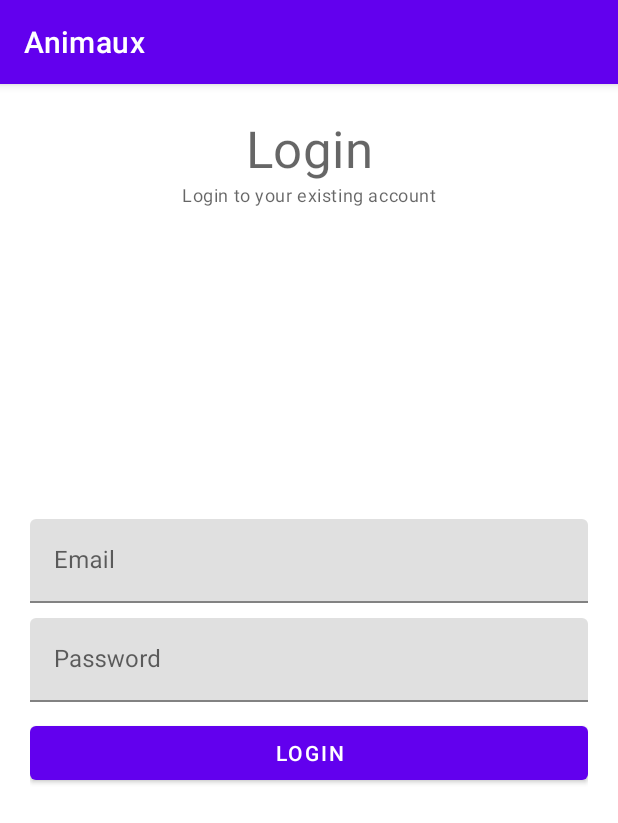
After one commit to Joktaa/Animaux, an Android app: the LoginFragment screen opened through its navigation route, on a phone screen of 412 x 824 dp. The commit adds this screen. Shown: the top 823 px of the screen. Run offline under Robolectric (Android 15) with nearby library versions, the phone set to English and light mode, and no system bars; our stand-ins replace Firebase (no records; nobody signed in at launch, a user with empty details on screens opened directly), Room's generated code; libraries missing offline, so code that uses them is left out: lombok.val; network calls fail.

Commit message:
Implémentation de firebase + authentification + affichage admin + update

```diff
--- a/app/build.gradle
+++ b/app/build.gradle
@@ -1,6 +1,7 @@
 plugins {
     id 'com.android.application'
     id("androidx.navigation.safeargs")
+    id('com.google.gms.google-services')
 }
 
 android {
@@ -30,11 +31,13 @@ android {
 
 dependencies {
     implementation 'androidx.legacy:legacy-support-v4:1.0.0'
+    implementation 'com.google.firebase:firebase-auth:19.2.0'
     def room_version = "2.3.0"
     def lifecycle_version = "2.4.0"
     def nav_version = "2.4.1"
 
-
+    implementation platform('com.google.firebase:firebase-bom:29.2.1')
+    implementation 'com.google.firebase:firebase-analytics'
     implementation 'androidx.appcompat:appcompat:1.2.0'
     implementation 'com.google.android.material:material:1.3.0'
     implementation 'androidx.constraintlayout:constraintlayout:2.0.4'
--- a/app/src/main/java/fr/jorisrouziere/animaux/fragments/AnimalsListFragment.java
+++ b/app/src/main/java/fr/jorisrouziere/animaux/fragments/AnimalsListFragment.java
@@ -8,6 +8,7 @@ import android.util.Log;
 import android.view.LayoutInflater;
 import android.view.Menu;
 import android.view.MenuInflater;
+import android.view.MenuItem;
 import android.view.View;
 import android.view.ViewGroup;
 import android.view.inputmethod.EditorInfo;
@@ -29,6 +30,8 @@ import androidx.recyclerview.widget.RecyclerView;
 
 import com.google.android.material.floatingactionbutton.FloatingActionButton;
 import com.google.android.material.snackbar.Snackbar;
+import com.google.firebase.auth.FirebaseAuth;
+import com.google.firebase.auth.FirebaseUser;
 
 import java.util.List;
 
@@ -38,9 +41,14 @@ import fr.jorisrouziere.animaux.Room.models.Animal;
 import fr.jorisrouziere.animaux.Utils.ApiUtils;
 import fr.jorisrouziere.animaux.animalsRecyclerView.AnimalsListAdapter;
 import fr.jorisrouziere.animaux.animalsRecyclerView.AnimalsViewModel;
+import fr.jorisrouziere.animaux.model.Vie;
 import lombok.val;
 
 public class AnimalsListFragment extends Fragment {
+
+    private FirebaseAuth firebaseAuth;
+    View view;
+    private Menu menu;
     public AnimalsListFragment() {}
 
     public static AnimalsListFragment newInstance() {
@@ -58,8 +66,13 @@ public class AnimalsListFragment extends Fragment {
 
     @Override
     public View onCreateView(@NonNull LayoutInflater inflater, @Nullable ViewGroup container, @Nullable Bundle savedInstanceState) {
-        View view = inflater.inflate(R.layout.fragment_list_animals, container, false);
+        view = inflater.inflate(R.layout.fragment_list_animals, container, false);
 
+        firebaseAuth = FirebaseAuth.getInstance();
+        if (!CheckUser()){
+            FloatingActionButton btnAddAnimal = view.findViewById(R.id.button_add_animal);
+            btnAddAnimal.setVisibility(View.INVISIBLE);
+        }
         RecyclerView recyclerView = view.findViewById(R.id.animals_list);
         if (!adapter.hasObservers()) {
             adapter.setHasStableIds(true);
@@ -117,9 +130,26 @@ public class AnimalsListFragment extends Fragment {
         return view;
     }
 
+    private boolean CheckUser() {
+        FirebaseUser firebaseUser = firebaseAuth.getCurrentUser();
+        boolean connected = true;
+        if (firebaseUser == null){
+            connected = false;
+        }
+        return connected;
+    }
+
+
     @Override
     public void onCreateOptionsMenu(@NonNull Menu menu, @NonNull MenuInflater inflater) {
         inflater.inflate(R.menu.search_bar, menu);
+        this.menu = menu;
+        if (!CheckUser()){
+            menu.findItem(R.id.action_logout).setVisible(false);
+        }
+        else{
+            menu.findItem(R.id.action_connexion).setVisible(false);
+        }
         super.onCreateOptionsMenu(menu, inflater);
         SearchManager searchManager = (SearchManager) getActivity().getSystemService(getContext().SEARCH_SERVICE);
         SearchView searchView = (SearchView) menu.findItem(R.id.action_search).getActionView();
@@ -147,4 +177,23 @@ public class AnimalsListFragment extends Fragment {
         });
 
     }
+    @Override
+    public boolean onOptionsItemSelected(MenuItem item){
+        int id = item.getItemId();
+
+        if (id == R.id.action_connexion){
+
+            NavController navController = NavHostFragment.findNavController(this);
+            navController.navigate(R.id.action_animalsListFragment_to_loginFragment, null,null);
+        }
+        if (id == R.id.action_logout){
+            firebaseAuth.signOut();
+            FloatingActionButton btnAddAnimal = view.findViewById(R.id.button_add_animal);
+            btnAddAnimal.setVisibility(View.INVISIBLE);
+            menu.findItem(R.id.action_connexion).setVisible(true);
+            menu.findItem(R.id.action_logout).setVisible(false);
+        }
+
+        return super.onOptionsItemSelected(item);
+    }
 }
--- /dev/null
+++ b/app/src/main/java/fr/jorisrouziere/animaux/fragments/LoginFragment.java
@@ -0,0 +1,121 @@
+package fr.jorisrouziere.animaux.fragments;
+
+import android.app.ProgressDialog;
+import android.os.Bundle;
+
+import androidx.annotation.NonNull;
+import androidx.fragment.app.Fragment;
+import androidx.navigation.NavController;
+import androidx.navigation.fragment.NavHostFragment;
+
+import android.text.TextUtils;
+import android.util.Patterns;
+import android.view.LayoutInflater;
+import android.view.View;
+import android.view.ViewGroup;
+import android.widget.Button;
+import android.widget.EditText;
+import android.widget.Toast;
+
+import com.google.android.gms.tasks.OnFailureListener;
+import com.google.android.gms.tasks.OnSuccessListener;
+import com.google.firebase.auth.AuthResult;
+import com.google.firebase.auth.FirebaseAuth;
+import com.google.firebase.auth.FirebaseUser;
+
+import fr.jorisrouziere.animaux.R;
+
+/**
+ * A simple {@link Fragment} subclass.
+ * Use the {@link LoginFragment#newInstance} factory method to
+ * create an instance of this fragment.
+ */
+public class LoginFragment extends Fragment implements View.OnClickListener{
+
+    View view;
+    Button loginBtn;
+    private String email ="", password ="";
+    private ProgressDialog progressDialog;
+    private FirebaseAuth firebaseAuth;
+
+
+    public LoginFragment() {
+        // Required empty public constructor
+    }
+
+    public static LoginFragment newInstance(String param1, String param2) {
+        LoginFragment fragment = new LoginFragment();
+        Bundle args = new Bundle();
+        fragment.setArguments(args);
+        return fragment;
+    }
+
+    @Override
+    public void onCreate(Bundle savedInstanceState) {
+        super.onCreate(savedInstanceState);
+    }
+
+    @Override
+    public View onCreateView(LayoutInflater inflater, ViewGroup container,
+                             Bundle savedInstanceState) {
+        view = inflater.inflate(R.layout.fragment_login, container, false);
+        progressDialog = new ProgressDialog(view.getContext());
+        progressDialog.setTitle("Merci de patienter");
+        progressDialog.setMessage("Connexion...");
+        progressDialog.setCanceledOnTouchOutside(false);
+        firebaseAuth = FirebaseAuth.getInstance();
+        loginBtn = view.findViewById(R.id.loginBtn);
+        loginBtn.setOnClickListener(this);
+        return view;
+    }
+
+    @Override
+    public void onClick(View v) {
+        switch(v.getId())// on run time get id what button os click and get id
+        {
+            case R.id.loginBtn:
+                validateData();
+                break;
+        }
+    }
+
+    private void validateData() {
+        EditText emailEt = view.findViewById(R.id.editEmail);
+        email = emailEt.getText().toString().trim();
+        EditText passWordEt = view.findViewById(R.id.editPassword);
+        password = passWordEt.getText().toString().trim();
+
+        if (!Patterns.EMAIL_ADDRESS.matcher(email).matches()){
+            emailEt.setError("Format invalide");
+        }
+        else if (TextUtils.isEmpty(password)){
+            passWordEt.setError("Veuillez rentrer un mot de passe");
+        }
+        else{
+            firebaseLogin();
+        }
+    }
+
+    private void firebaseLogin() {
+        progressDialog.show();
+        firebaseAuth.signInWithEmailAndPassword(email, password)
+                .addOnSuccessListener(new OnSuccessListener<AuthResult>() {
+                    @Override
+                    public void onSuccess(AuthResult authResult) {
+                        progressDialog.dismiss();
+                        FirebaseUser firebaseUser = firebaseAuth.getCurrentUser();
+                        String email = firebaseUser.getEmail();
+                        Toast.makeText(view.getContext(), "Connexion à : \n"+email, Toast.LENGTH_SHORT).show();
+                        NavController navController = NavHostFragment.findNavController(LoginFragment.this);
+                        navController.navigate(R.id.action_loginFragment_to_animalsListFragment, null,null);
+                    }
+                })
+                .addOnFailureListener(new OnFailureListener() {
+                    @Override
+                    public void onFailure(@NonNull Exception e) {
+                        progressDialog.dismiss();
+                        Toast.makeText(view.getContext(), "" +e.getMessage(), Toast.LENGTH_SHORT).show();
+                    }
+                });
+    }
+}
--- /dev/null
+++ b/app/src/main/res/layout/fragment_login.xml
@@ -0,0 +1,64 @@
+<?xml version="1.0" encoding="utf-8"?>
+<RelativeLayout xmlns:android="http://schemas.android.com/apk/res/android"
+    xmlns:tools="http://schemas.android.com/tools"
+    android:layout_width="match_parent"
+    android:layout_height="match_parent"
+    android:padding="20dp"
+    tools:context=".fragments.LoginFragment">
+
+
+    <TextView
+        android:id="@+id/textViewTitleLogin"
+        android:layout_width="match_parent"
+        android:layout_height="wrap_content"
+        android:textAlignment="center"
+        android:text="Login"
+        style="@style/TextAppearance.MaterialComponents.Headline4"/>
+
+    <TextView
+        android:id="@+id/DescriptionLabel"
+        android:layout_width="match_parent"
+        android:layout_height="wrap_content"
+        android:layout_below="@+id/textViewTitleLogin"
+        android:textAlignment="center"
+        android:text="Login to your existing account"
+        style="@style/TextAppearance.MaterialComponents.Caption"/>
+
+    <com.google.android.material.textfield.TextInputLayout
+        android:id="@+id/emailTil"
+        android:layout_width="match_parent"
+        android:layout_above="@+id/passwordTil"
+        android:layout_marginBottom="10dp"
+        android:layout_height="wrap_content">
+
+        <EditText
+            android:id="@+id/editEmail"
+            android:layout_width="match_parent"
+            android:layout_height="wrap_content"
+            android:hint="Email"
+            android:inputType="textEmailAddress"/>
+    </com.google.android.material.textfield.TextInputLayout>
+
+    <com.google.android.material.textfield.TextInputLayout
+        android:id="@+id/passwordTil"
+        android:layout_width="match_parent"
+        android:layout_centerInParent="true"
+        android:layout_height="wrap_content">
+
+        <EditText
+            android:id="@+id/editPassword"
+            android:layout_width="match_parent"
+            android:layout_height="wrap_content"
+            android:hint="Password"
+            android:inputType="textPassword"/>
+    </com.google.android.material.textfield.TextInputLayout>
+
+    <Button
+        android:id="@+id/loginBtn"
+        android:layout_marginTop="10dp"
+        android:layout_width="match_parent"
+        android:layout_height="wrap_content"
+        android:layout_below="@+id/passwordTil"
+        android:text="Login"/>
+
+</RelativeLayout>
--- a/app/src/main/res/menu/search_bar.xml
+++ b/app/src/main/res/menu/search_bar.xml
@@ -8,4 +8,13 @@
         app:showAsAction="ifRoom|collapseActionView"
         app:actionViewClass="androidx.appcompat.widget.SearchView"/>
         />
+    <item
+        android:id="@+id/action_connexion"
+        android:title="Connexion"
+        />
+
+    <item
+        android:id="@+id/action_logout"
+        android:title="Déconnexion"
+        />
 </menu>
--- a/app/src/main/res/navigation/nav_graph.xml
+++ b/app/src/main/res/navigation/nav_graph.xml
@@ -1,6 +1,7 @@
 <?xml version="1.0" encoding="utf-8"?>
 <navigation xmlns:android="http://schemas.android.com/apk/res/android"
     xmlns:app="http://schemas.android.com/apk/res-auto"
+    xmlns:tools="http://schemas.android.com/tools"
     android:id="@+id/nav_graph.xml"
     app:startDestination="@id/animalsListFragment">
 
@@ -18,6 +19,9 @@
                 android:name="id"
                 android:defaultValue="0L" />
         </action>
+        <action
+            android:id="@+id/action_animalsListFragment_to_loginFragment"
+            app:destination="@id/loginFragment" />
     </fragment>
     <fragment
         android:id="@+id/ficheAnimalFragment"
@@ -44,4 +48,13 @@
             android:name="id"
             app:argType="long" />
     </fragment>
+    <fragment
+        android:id="@+id/loginFragment"
+        android:name="fr.jorisrouziere.animaux.fragments.LoginFragment"
+        android:label="fragment_login"
+        tools:layout="@layout/fragment_login" >
+        <action
+            android:id="@+id/action_loginFragment_to_animalsListFragment"
+            app:destination="@id/animalsListFragment" />
+    </fragment>
 </navigation>
--- a/build.gradle
+++ b/build.gradle
@@ -7,6 +7,7 @@ buildscript {
     dependencies {
         classpath 'com.android.tools.build:gradle:7.1.0'
         classpath("androidx.navigation:navigation-safe-args-gradle-plugin:2.4.1")
+        classpath 'com.google.gms:google-services:4.3.10'
         // NOTE: Do not place your application dependencies here; they belong
         // in the individual module build.gradle files
     }
```
Also changed, not shown: app/src/main/java/fr/jorisrouziere/animaux/fragments/FicheAnimalFragment.java (+19 -3 lines), app/src/main/java/fr/jorisrouziere/animaux/fragments/SignUpFragment.java (added, +126 -0 lines), app/src/main/res/layout/fragment_sign_up.xml (added, +63 -0 lines), 1 other file.
